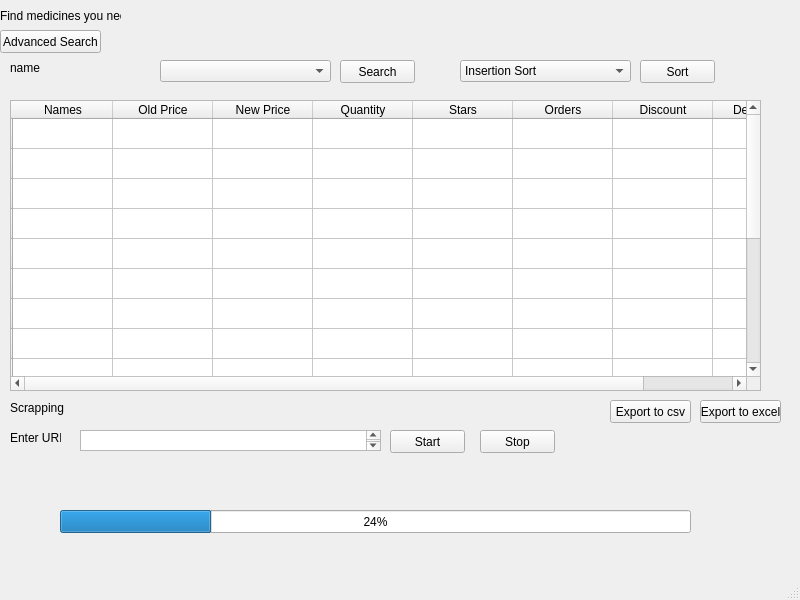
Qt form MedicineGuide.ui (UswaArif/Medicines-Guide-System) before a commit.
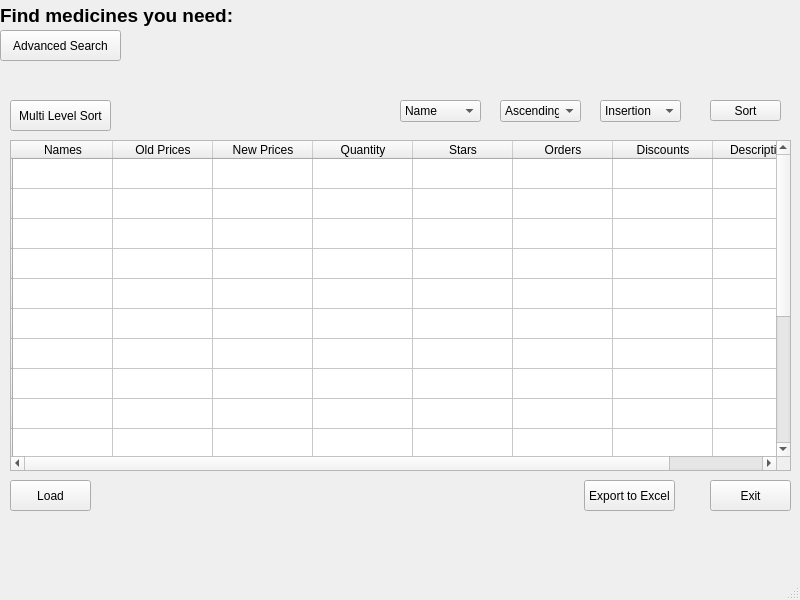
The same form after that commit.

The edit to the form file:
```diff
--- a/MedicineGuide.ui
+++ b/MedicineGuide.ui
@@ -19,10 +19,17 @@
      <rect>
       <x>0</x>
       <y>0</y>
-      <width>121</width>
+      <width>251</width>
       <height>31</height>
      </rect>
     </property>
+    <property name="font">
+     <font>
+      <pointsize>14</pointsize>
+      <weight>75</weight>
+      <bold>true</bold>
+     </font>
+    </property>
     <property name="text">
      <string>Find medicines you need:</string>
     </property>
@@ -32,248 +39,160 @@
      <rect>
       <x>0</x>
       <y>30</y>
-      <width>101</width>
-      <height>23</height>
+      <width>121</width>
+      <height>31</height>
      </rect>
     </property>
     <property name="text">
      <string>Advanced Search</string>
     </property>
    </widget>
-   <widget class="QLabel" name="searchLabel">
+   <widget class="QComboBox" name="AscendCombobox">
     <property name="geometry">
      <rect>
-      <x>10</x>
-      <y>60</y>
-      <width>141</width>
-      <height>16</height>
-     </rect>
-    </property>
-    <property name="text">
-     <string>name</string>
-    </property>
-   </widget>
-   <widget class="QComboBox" name="searchCombobox">
-    <property name="geometry">
-     <rect>
-      <x>160</x>
-      <y>60</y>
-      <width>171</width>
+      <x>500</x>
+      <y>100</y>
+      <width>81</width>
       <height>22</height>
      </rect>
     </property>
-   </widget>
-   <widget class="QPushButton" name="searchButton">
-    <property name="geometry">
-     <rect>
-      <x>340</x>
-      <y>60</y>
-      <width>75</width>
-      <height>23</height>
-     </rect>
-    </property>
-    <property name="text">
-     <string>Search</string>
-    </property>
+    <item>
+     <property name="text">
+      <string>Ascending</string>
+     </property>
+    </item>
+    <item>
+     <property name="text">
+      <string>Descending</string>
+     </property>
+    </item>
    </widget>
    <widget class="QComboBox" name="sortCombobox">
     <property name="geometry">
      <rect>
-      <x>460</x>
-      <y>60</y>
-      <width>171</width>
+      <x>600</x>
+      <y>100</y>
+      <width>81</width>
       <height>22</height>
      </rect>
     </property>
     <item>
      <property name="text">
-      <string>Insertion Sort</string>
+      <string>Insertion</string>
      </property>
     </item>
     <item>
      <property name="text">
-      <string>Merge Sort</string>
+      <string>Merge</string>
      </property>
     </item>
     <item>
      <property name="text">
-      <string>Selection Sort</string>
+      <string>Bubble</string>
      </property>
     </item>
     <item>
      <property name="text">
-      <string>Bubble Sort</string>
+      <string>Selection</string>
      </property>
     </item>
     <item>
      <property name="text">
-      <string>Quick Sort</string>
+      <string>Counting</string>
      </property>
     </item>
     <item>
      <property name="text">
-      <string>Heap Sort</string>
+      <string>Bucket</string>
      </property>
     </item>
     <item>
      <property name="text">
-      <string>Counting Sort</string>
+      <string>Radix</string>
      </property>
     </item>
     <item>
      <property name="text">
-      <string>Radix Sort</string>
+      <string>Quick</string>
      </property>
     </item>
     <item>
      <property name="text">
-      <string>Bucket Sort</string>
+      <string>Heap</string>
      </property>
     </item>
     <item>
      <property name="text">
-      <string>Tim Sort</string>
+      <string>Odd/Even</string>
      </property>
     </item>
     <item>
      <property name="text">
-      <string>PigeonHole Sort</string>
+      <string>PigoenHole</string>
      </property>
     </item>
     <item>
      <property name="text">
-      <string>Odd-Even Sort</string>
+      <string>Tim</string>
      </property>
     </item>
     <item>
      <property name="text">
-      <string>Shell Sort</string>
+      <string>Shell</string>
      </property>
     </item>
    </widget>
    <widget class="QPushButton" name="sortButton">
     <property name="geometry">
      <rect>
-      <x>640</x>
-      <y>60</y>
-      <width>75</width>
-      <height>23</height>
-     </rect>
-    </property>
-    <property name="text">
-     <string>Sort</string>
-    </property>
-   </widget>
-   <widget class="QLabel" name="ScrappingLabel">
-    <property name="geometry">
-     <rect>
-      <x>10</x>
-      <y>400</y>
-      <width>61</width>
-      <height>16</height>
-     </rect>
-    </property>
-    <property name="text">
-     <string>Scrapping</string>
-    </property>
-   </widget>
-   <widget class="QLabel" name="urlLabel">
-    <property name="geometry">
-     <rect>
-      <x>10</x>
-      <y>430</y>
-      <width>51</width>
-      <height>16</height>
-     </rect>
-    </property>
-    <property name="text">
-     <string>Enter URL:</string>
-    </property>
-   </widget>
-   <widget class="QPlainTextEdit" name="urlTextbox">
-    <property name="geometry">
-     <rect>
-      <x>80</x>
-      <y>430</y>
-      <width>301</width>
+      <x>710</x>
+      <y>100</y>
+      <width>71</width>
       <height>21</height>
      </rect>
     </property>
+    <property name="text">
+     <string>Sort</string>
+    </property>
    </widget>
    <widget class="QPushButton" name="startButton">
     <property name="geometry">
      <rect>
-      <x>390</x>
-      <y>430</y>
-      <width>75</width>
-      <height>23</height>
+      <x>10</x>
+      <y>480</y>
+      <width>81</width>
+      <height>31</height>
      </rect>
     </property>
     <property name="text">
-     <string>Start</string>
+     <string>Load</string>
     </property>
    </widget>
    <widget class="QPushButton" name="stopButton">
     <property name="geometry">
      <rect>
-      <x>480</x>
-      <y>430</y>
-      <width>75</width>
-      <height>23</height>
-     </rect>
-    </property>
-    <property name="text">
-     <string>Stop</string>
-    </property>
-   </widget>
-   <widget class="QPushButton" name="csvButton">
-    <property name="geometry">
-     <rect>
-      <x>610</x>
-      <y>400</y>
+      <x>710</x>
+      <y>480</y>
       <width>81</width>
-      <height>23</height>
+      <height>31</height>
      </rect>
     </property>
     <property name="text">
-     <string>Export to csv</string>
-    </property>
-   </widget>
-   <widget class="QPushButton" name="excelButton">
-    <property name="geometry">
-     <rect>
-      <x>700</x>
-      <y>400</y>
-      <width>81</width>
-      <height>23</height>
-     </rect>
-    </property>
-    <property name="text">
-     <string>Export to excel</string>
-    </property>
-   </widget>
-   <widget class="QProgressBar" name="progressBar">
-    <property name="geometry">
-     <rect>
-      <x>60</x>
-      <y>510</y>
-      <width>631</width>
-      <height>23</height>
-     </rect>
-    </property>
-    <property name="value">
-     <number>24</number>
+     <string>Exit</string>
     </property>
    </widget>
    <widget class="QTableWidget" name="tableWidget">
     <property name="geometry">
      <rect>
       <x>10</x>
-      <y>100</y>
-      <width>751</width>
-      <height>291</height>
+      <y>140</y>
+      <width>781</width>
+      <height>331</height>
      </rect>
     </property>
+    <property name="sortingEnabled">
+     <bool>true</bool>
+    </property>
     <row>
      <property name="text">
       <string/>
@@ -361,12 +280,12 @@
     </column>
     <column>
      <property name="text">
-      <string>Old Price</string>
+      <string>Old Prices</string>
      </property>
     </column>
     <column>
      <property name="text">
-      <string>New Price</string>
+      <string>New Prices</string>
      </property>
     </column>
     <column>
@@ -386,15 +305,101 @@
     </column>
     <column>
      <property name="text">
-      <string>Discount</string>
+      <string>Discounts</string>
      </property>
     </column>
     <column>
      <property name="text">
-      <string>Description</string>
+      <string>Descriptions</string>
      </property>
     </column>
    </widget>
+   <widget class="QComboBox" name="ColumncomboBox">
+    <property name="geometry">
+     <rect>
+      <x>400</x>
+      <y>100</y>
+      <width>81</width>
+      <height>22</height>
+     </rect>
+    </property>
+    <item>
+     <property name="text">
+      <string>Name</string>
+     </property>
+    </item>
+    <item>
+     <property name="text">
+      <string>Old Prices</string>
+     </property>
+    </item>
+    <item>
+     <property name="text">
+      <string>New Prices</string>
+     </property>
+    </item>
+    <item>
+     <property name="text">
+      <string>Quantity</string>
+     </property>
+    </item>
+    <item>
+     <property name="text">
+      <string>Stars</string>
+     </property>
+    </item>
+    <item>
+     <property name="text">
+      <string>Orders</string>
+     </property>
+    </item>
+    <item>
+     <property name="text">
+      <string>Discounts</string>
+     </property>
+    </item>
+    <item>
+     <property name="text">
+      <string>Descriptions</string>
+     </property>
+    </item>
+   </widget>
+   <widget class="QPushButton" name="MultiLevelSort">
+    <property name="geometry">
+     <rect>
+      <x>10</x>
+      <y>100</y>
+      <width>101</width>
+      <height>31</height>
+     </rect>
+    </property>
+    <property name="text">
+     <string>Multi Level Sort</string>
+    </property>
+   </widget>
+   <widget class="QPushButton" name="ExcelButton">
+    <property name="geometry">
+     <rect>
+      <x>584</x>
+      <y>480</y>
+      <width>91</width>
+      <height>31</height>
+     </rect>
+    </property>
+    <property name="text">
+     <string>Export to Excel</string>
+    </property>
+   </widget>
+  </widget>
+  <widget class="QMenuBar" name="menubar">
+   <property name="geometry">
+    <rect>
+     <x>0</x>
+     <y>0</y>
+     <width>800</width>
+     <height>21</height>
+    </rect>
+   </property>
   </widget>
   <widget class="QStatusBar" name="statusbar"/>
  </widget>
```
